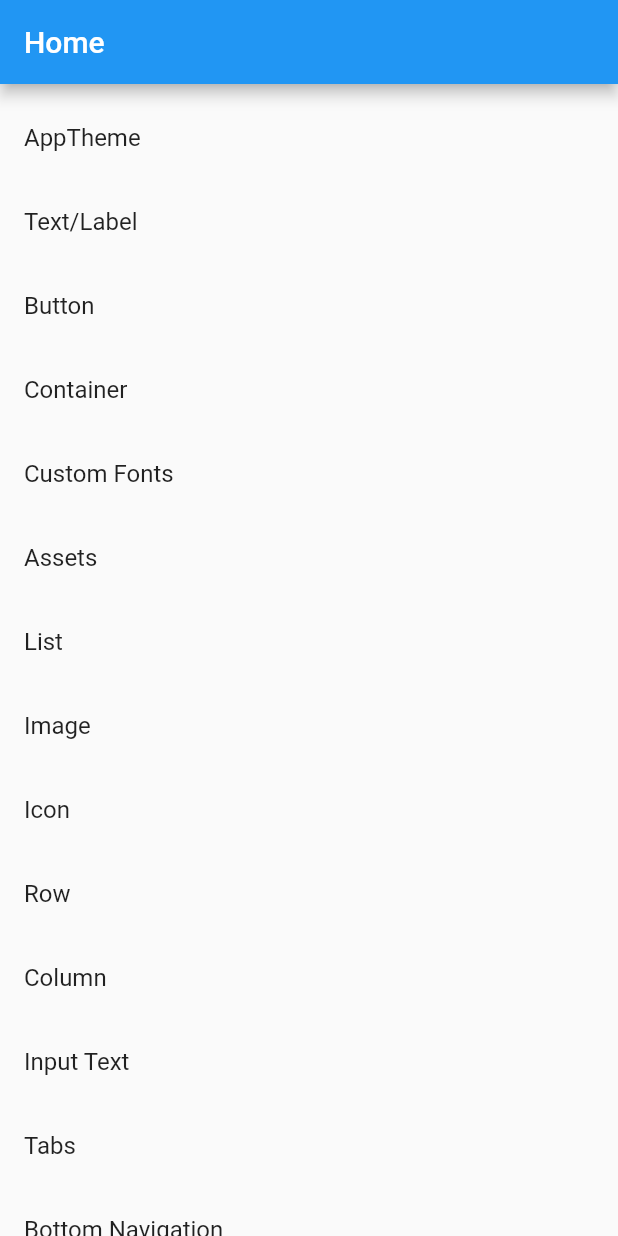
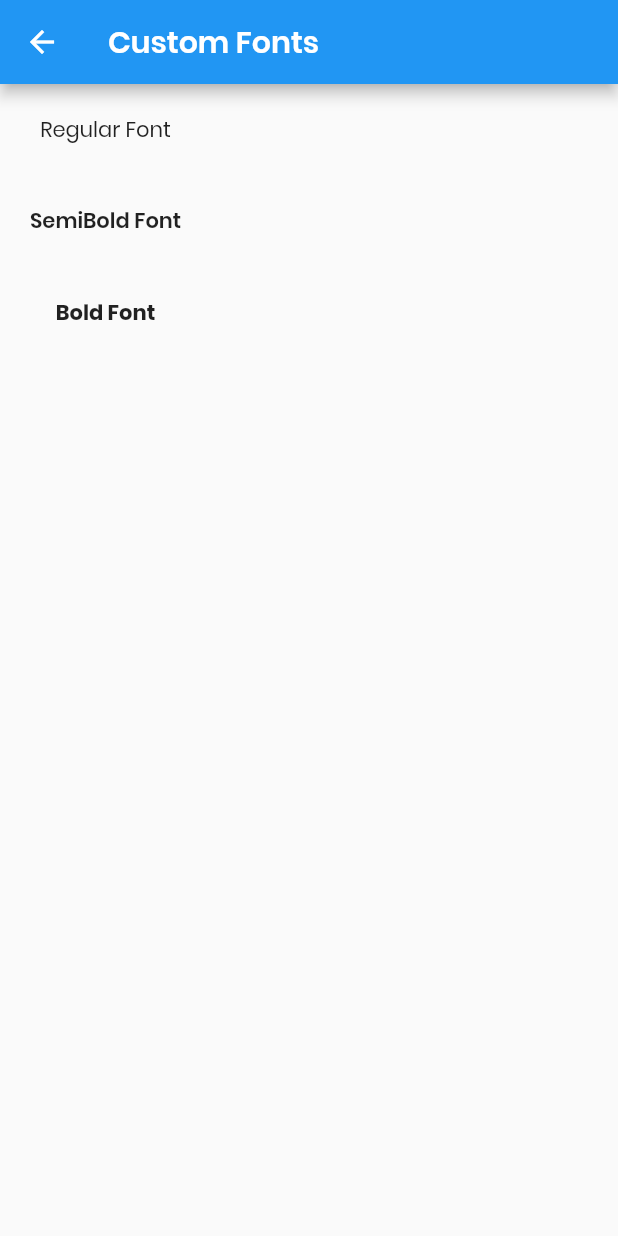
Before and after one commit to binaykumarrana/FlutterZeroToHero, a Flutter app: the screen it shows after launch, after a tap on "Custom Fonts", on a phone screen of 412 x 824 dp. Run offline on Flutter 3.47's test engine with Material 2 defaults, Android fonts, the phone set to English and light mode, and no system bars.

Commit message:
Add custom fonts

```diff
--- /dev/null
+++ b/lib/font/font_screen.dart
@@ -0,0 +1,49 @@
+import 'package:flutter/cupertino.dart';
+import 'package:flutter/material.dart';
+
+class CustomFonts extends StatelessWidget {
+  @override
+  Widget build(BuildContext context) {
+    return Scaffold(
+      appBar: AppBar(
+        leading: IconButton(
+          icon: Icon(
+            Icons.arrow_back,
+            color: Colors.white,
+          ),
+          onPressed: () => Navigator.of(context).pop(),
+        ),
+        title: Text(
+          "Custom Fonts",
+          style: TextStyle(fontFamily: 'PoppinsSemiBold'),
+        ),
+      ),
+      body: Column(children: <Widget>[
+        Padding(
+          padding: EdgeInsets.all(20),
+          child: Text(
+            "Regular Font",
+            textAlign: TextAlign.start,
+            style: TextStyle(fontFamily: 'PoppinsRegular'),
+          ),
+        ),
+        Padding(
+          padding: EdgeInsets.all(20),
+          child: Text(
+            "SemiBold Font",
+            textAlign: TextAlign.start,
+            style: TextStyle(fontFamily: 'PoppinsSemiBold'),
+          ),
+        ),
+        Padding(
+          padding: EdgeInsets.all(20),
+          child: Text(
+            "Bold Font",
+            textAlign: TextAlign.start,
+            style: TextStyle(fontFamily: 'PoppinsBold'),
+          ),
+        )
+      ]),
+    );
+  }
+}
--- a/lib/home/topic_list_item.dart
+++ b/lib/home/topic_list_item.dart
@@ -1,4 +1,5 @@
 import 'package:flutter/material.dart';
+import 'package:widgets/font/font_screen.dart';
 import 'package:widgets/home/topic.dart';
 import 'package:widgets/theme/app_theme.dart';
 
@@ -15,6 +16,9 @@ class TopicListItem extends StatelessWidget {
           if (topic.name == "AppTheme") {
             Navigator.of(context).push(
                 MaterialPageRoute(builder: (context) => AppTheme()));
+          }else if(topic.name == "Custom Fonts") {
+            Navigator.of(context).push(
+                MaterialPageRoute(builder: (context) => CustomFonts()));
           }
         });
   }
--- a/lib/splash_screen.dart
+++ b/lib/splash_screen.dart
@@ -38,7 +38,7 @@ class _SplashScreenState extends State<SplashScreen> {
           style: TextStyle(
             color: Colors.red[600],
             fontSize: 21.0,
-            fontFamily: 'Poppins',
+            fontFamily: 'PoppinsSemiBold',
           ),
         ),
       ),
```
Also changed, not shown: pubspec.yaml (+10 -1 lines), fonts/Poppins-Black.ttf (deleted), fonts/Poppins-BlackItalic.ttf (deleted), fonts/Poppins-BoldItalic.ttf (deleted), fonts/Poppins-ExtraBold.ttf (deleted), fonts/Poppins-ExtraBoldItalic.ttf (deleted), fonts/Poppins-ExtraLight.ttf (deleted), fonts/Poppins-ExtraLightItalic.ttf (deleted), fonts/Poppins-Italic.ttf (deleted), fonts/Poppins-Light.ttf (deleted), fonts/Poppins-LightItalic.ttf (deleted), fonts/Poppins-MediumItalic.ttf (deleted), fonts/Poppins-SemiBoldItalic.ttf (deleted), fonts/Poppins-Thin.ttf (deleted), 1 more files.
